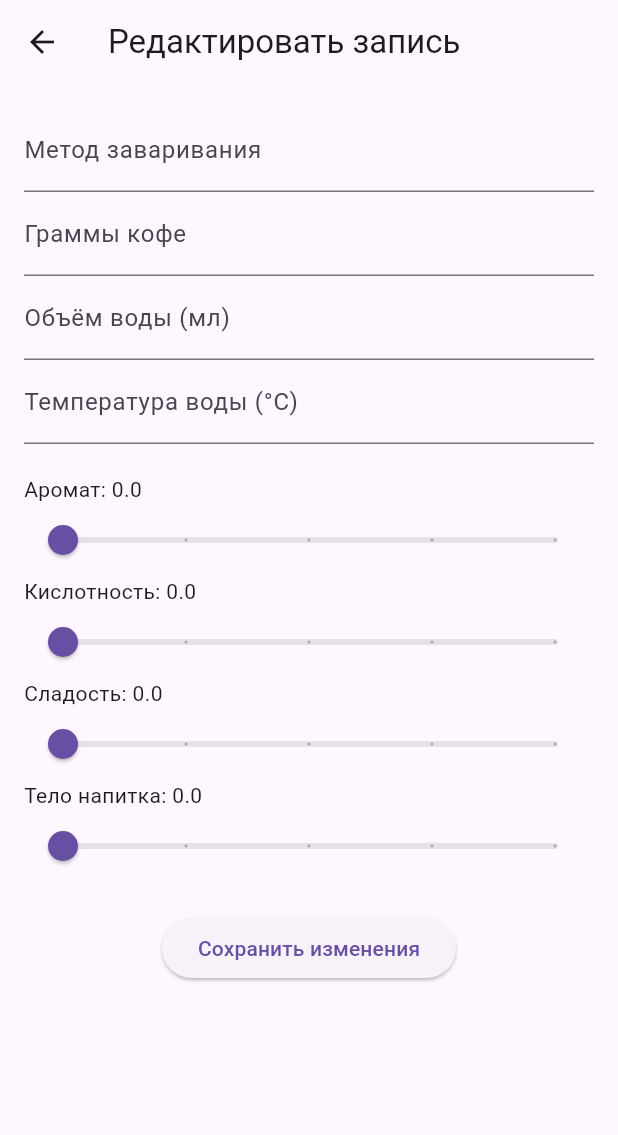
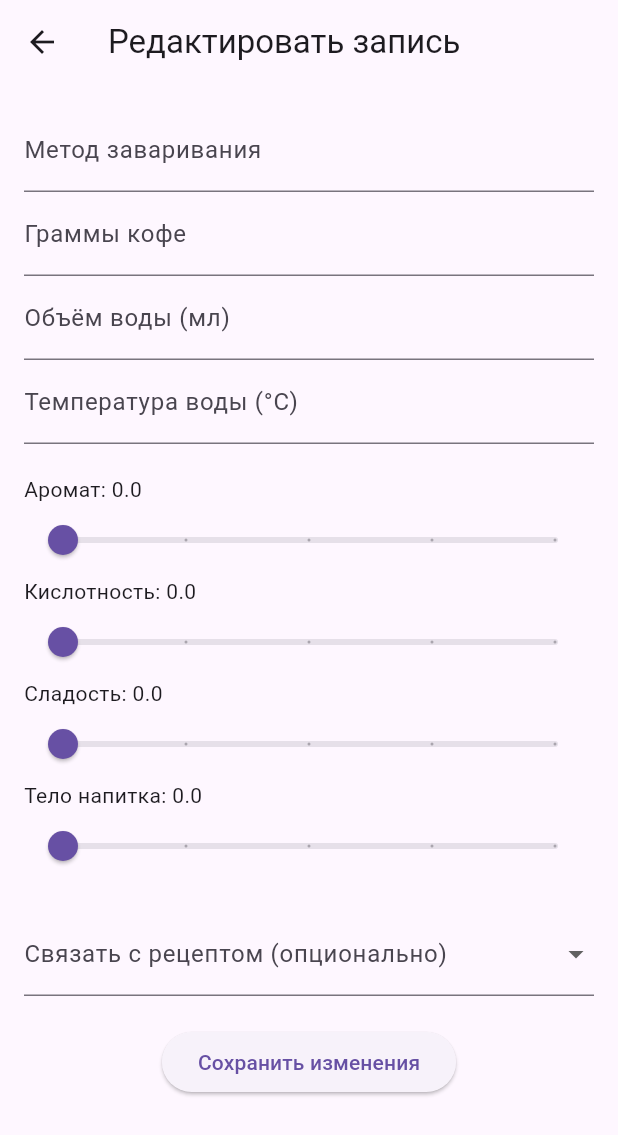
Before and after one commit to deledzis/BrewDiary, a Flutter app: the EntryDetailScreen screen opened directly with empty values, after a tap on the "edit" icon, on a phone screen of 412 x 824 dp. Shown: the top 1135 px of the screen. Run offline on Flutter 3.47's test engine with Material 3 defaults, Android fonts, the phone set to English and light mode, and no system bars; our stand-ins replace sqflite, sqflite_common_ffi; accounts and stored records are empty.

Commit message:
integrate recipes into journal entries. Fixed DB for Windows/Android

```diff
--- a/lib/db/db_helper.dart
+++ b/lib/db/db_helper.dart
@@ -22,7 +22,6 @@ class DBHelper {
       path,
       version: 1,
       onCreate: (db, version) async {
-        // Таблица с результатами заваривания
         await db.execute('''
           CREATE TABLE brewing_results(
             id INTEGER PRIMARY KEY AUTOINCREMENT,
@@ -34,10 +33,10 @@ class DBHelper {
             acidity REAL,
             sweetness REAL,
             body REAL,
-          timestamp TEXT
+            timestamp TEXT,
+            recipeId INTEGER
           )
         ''');
-        // Таблица с рецептами
         await db.execute('''
           CREATE TABLE recipes(
             id INTEGER PRIMARY KEY AUTOINCREMENT,
@@ -77,19 +76,29 @@ class DBHelper {
     return await db.delete('brewing_results', where: 'id = ?', whereArgs: [id]);
   }
 
-  // Добавление нового рецепта
+  Future<Map<String, dynamic>?> getRecipeById(int id) async {
+    final db = await database;
+    List<Map<String, dynamic>> result = await db.query(
+      'recipes',
+      where: 'id = ?',
+      whereArgs: [id],
+    );
+    if (result.isNotEmpty) {
+      return result.first;
+    }
+    return null;
+  }
+
   Future<int> insertRecipe(Map<String, dynamic> recipe) async {
     final db = await database;
     return await db.insert('recipes', recipe);
   }
 
-  // Получение списка рецептов
   Future<List<Map<String, dynamic>>> getRecipes() async {
     final db = await database;
     return await db.query('recipes', orderBy: 'id DESC');
   }
 
-  // Обновление рецепта
   Future<int> updateRecipe(Map<String, dynamic> recipe) async {
     final db = await database;
     return await db.update(
@@ -100,7 +109,6 @@ class DBHelper {
     );
   }
 
-  // Удаление рецепта
   Future<int> deleteRecipe(int id) async {
     final db = await database;
     return await db.delete('recipes', where: 'id = ?', whereArgs: [id]);
--- a/lib/diary/edit_entry_screen.dart
+++ b/lib/diary/edit_entry_screen.dart
@@ -24,6 +24,10 @@ class _EditEntryScreenState extends State<EditEntryScreen> {
   late double _sweetness;
   late double _body;
 
+  // Список рецептов и выбранный id рецепта
+  List<Map<String, dynamic>> _recipes = [];
+  int? _selectedRecipeId;
+
   @override
   void initState() {
     super.initState();
@@ -42,6 +46,18 @@ class _EditEntryScreenState extends State<EditEntryScreen> {
     _acidity = widget.entry['acidity'] as double;
     _sweetness = widget.entry['sweetness'] as double;
     _body = widget.entry['body'] as double;
+
+    // Инициализируем выбранный рецепт, если он уже задан
+    _selectedRecipeId = widget.entry['recipeId'];
+
+    _loadRecipes();
+  }
+
+  Future<void> _loadRecipes() async {
+    final recipes = await DBHelper().getRecipes();
+    setState(() {
+      _recipes = recipes;
+    });
   }
 
   @override
@@ -66,6 +82,7 @@ class _EditEntryScreenState extends State<EditEntryScreen> {
         'sweetness': _sweetness,
         'body': _body,
         'timestamp': DateTime.now().toIso8601String(),
+        'recipeId': _selectedRecipeId,
       };
 
       await DBHelper().updateBrewingResult(updatedEntry);
@@ -91,6 +108,29 @@ class _EditEntryScreenState extends State<EditEntryScreen> {
           onChanged: onChanged,
         ),
       ],
+    );
+  }
+
+  Widget _buildRecipeDropdown() {
+    return DropdownButtonFormField<int?>(
+      decoration: const InputDecoration(
+        labelText: 'Связать с рецептом (опционально)',
+      ),
+      value: _selectedRecipeId,
+      items: [
+        const DropdownMenuItem<int?>(value: null, child: Text('Нет рецепта')),
+        ..._recipes.map((recipe) {
+          return DropdownMenuItem<int?>(
+            value: recipe['id'] as int,
+            child: Text(recipe['name']),
+          );
+        }),
+      ],
+      onChanged: (value) {
+        setState(() {
+          _selectedRecipeId = value;
+        });
+      },
     );
   }
 
@@ -173,6 +213,8 @@ class _EditEntryScreenState extends State<EditEntryScreen> {
                 (value) => setState(() => _body = value),
               ),
               const SizedBox(height: 20),
+              _buildRecipeDropdown(),
+              const SizedBox(height: 20),
               ElevatedButton(
                 onPressed: _submitForm,
                 child: const Text('Сохранить изменения'),
--- a/lib/diary/entry_detail_screen.dart
+++ b/lib/diary/entry_detail_screen.dart
@@ -17,7 +17,6 @@ class EntryDetailScreen extends StatelessWidget {
           IconButton(
             icon: const Icon(Icons.delete),
             onPressed: () async {
-              // Подтверждение удаления
               final confirm = await showDialog<bool>(
                 context: context,
                 builder:
@@ -39,9 +38,7 @@ class EntryDetailScreen extends StatelessWidget {
                     ),
               );
               if (confirm == true) {
-                // Удаление записи из БД
                 await DBHelper().deleteBrewingResult(entry['id']);
-                // Закрываем экран, сигнализируя о необходимости обновления списка
                 Navigator.pop(context, true);
               }
             },
@@ -66,6 +63,29 @@ class EntryDetailScreen extends StatelessWidget {
             Text('Сладость: ${entry['sweetness']}'),
             Text('Тело напитка: ${entry['body']}'),
             const Divider(),
+            FutureBuilder<Map<String, dynamic>?>(
+              future:
+                  entry['recipeId'] != null
+                      ? DBHelper().getRecipeById(entry['recipeId'])
+                      : Future.value(null),
+              builder: (context, snapshot) {
+                if (snapshot.connectionState == ConnectionState.waiting) {
+                  return const Text('Загрузка рецепта...');
+                } else if (snapshot.hasData && snapshot.data != null) {
+                  final recipe = snapshot.data!;
+                  return Column(
+                    crossAxisAlignment: CrossAxisAlignment.start,
+                    children: [
+                      Text('Рецепт: ${recipe['name']}'),
+                      Text('Описание: ${recipe['description']}'),
+                    ],
+                  );
+                } else {
+                  return const Text('Рецепт не выбран');
+                }
+              },
+            ),
+            const Divider(),
             Text('Дата: ${entry['timestamp']}'),
           ],
         ),
@@ -73,14 +93,12 @@ class EntryDetailScreen extends StatelessWidget {
       floatingActionButton: FloatingActionButton(
         child: const Icon(Icons.edit),
         onPressed: () async {
-          // Переход к экрану редактирования
           final updatedEntry = await Navigator.push(
             context,
             MaterialPageRoute(
               builder: (context) => EditEntryScreen(entry: entry),
             ),
           );
-          // Если запись была изменена – обновляем экран (при необходимости можно передать обновлённые данные назад)
           if (updatedEntry != null) {
             Navigator.pop(context, true);
           }
--- a/lib/recipes/recipes_screen.dart
+++ b/lib/recipes/recipes_screen.dart
@@ -5,7 +5,7 @@ import 'add_edit_recipe_screen.dart';
 import 'recipe_detail_screen.dart';
 
 class RecipesScreen extends StatefulWidget {
-  const RecipesScreen({Key? key}) : super(key: key);
+  const RecipesScreen({super.key});
 
   @override
   _RecipesScreenState createState() => _RecipesScreenState();
@@ -30,9 +30,7 @@ class _RecipesScreenState extends State<RecipesScreen> {
   @override
   Widget build(BuildContext context) {
     return Scaffold(
-      appBar: AppBar(
-        title: const Text('Рецепты'),
-      ),
+      appBar: AppBar(title: const Text('Рецепты')),
       body: ListView.builder(
         itemCount: _recipes.length,
         itemBuilder: (context, index) {
```
Also changed, not shown: lib/diary/add_entry_screen.dart (+44 -1 lines), lib/home/home_screen.dart (+4 -10 lines), lib/home/journal_screen.dart (added, +95 -0 lines), lib/main.dart (+5 -78 lines). Lines whose indentation alone changed are shown as unchanged.
